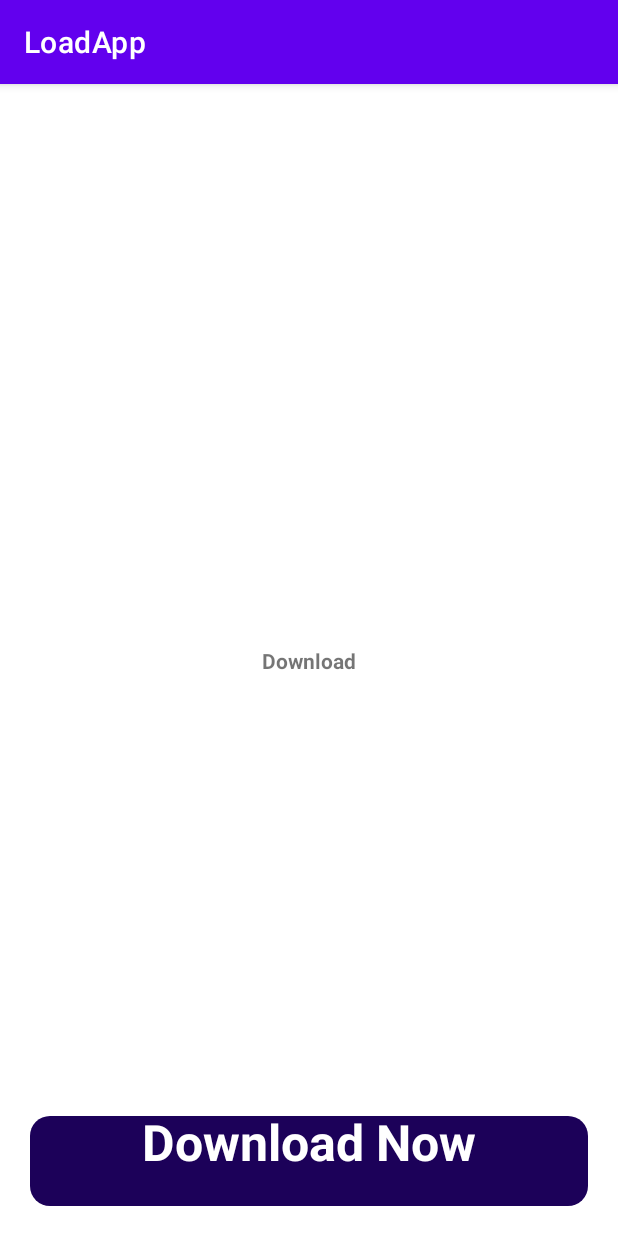
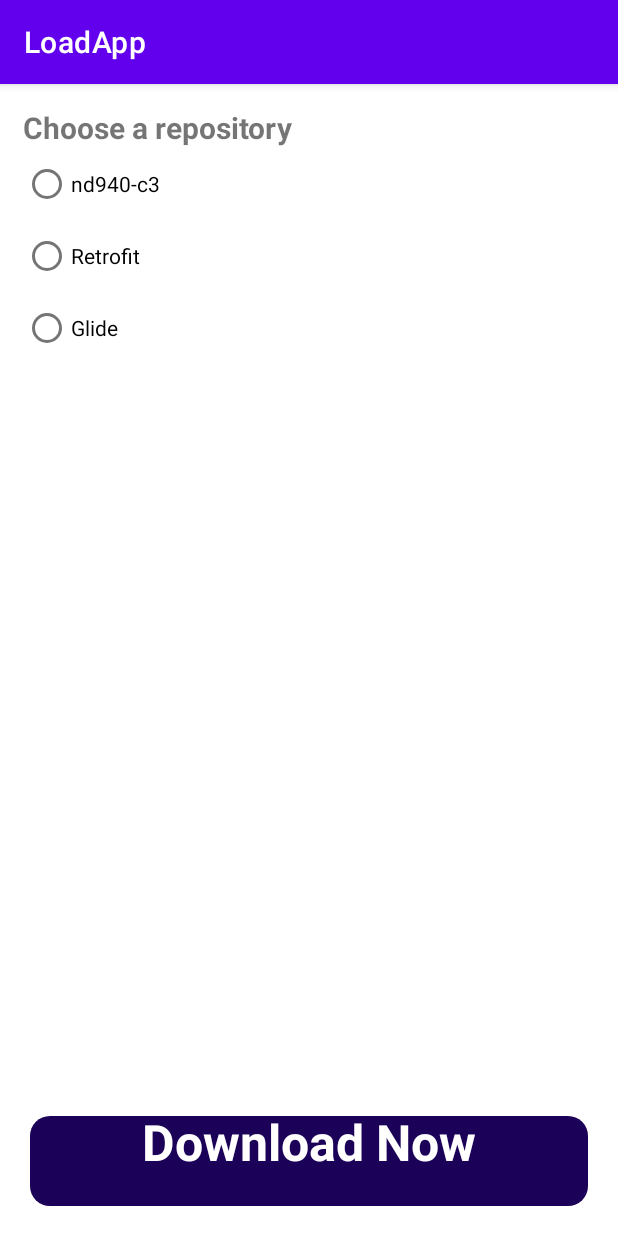
Before and after one commit to mohamedalaa4j/LoadApp, an Android app: the screen it shows after launch (MainActivity), after a tap on an icon or button, on a phone screen of 412 x 824 dp. Run offline under Robolectric (Android 15) with nearby library versions, the phone set to English and light mode, and no system bars; our stand-ins replace data binding.

Commit message:
LoadingButton all states managed & repositories radionGroub added

```diff
--- a/app/src/main/java/com/mohamedalaa4j/loadapp/LoadingButton.kt
+++ b/app/src/main/java/com/mohamedalaa4j/loadapp/LoadingButton.kt
@@ -21,6 +21,7 @@ class LoadingButton @JvmOverloads constructor(context: Context, attrs: Attribute
     var labelText = context.getString(R.string.download)
 
     private val valueAnimator = ValueAnimator()
+
     var buttonState: ButtonState by Delegates.observable(ButtonState.Completed) { _, _, new ->
         when (new) {
             ButtonState.Clicked -> {
@@ -32,8 +33,13 @@ class LoadingButton @JvmOverloads constructor(context: Context, attrs: Attribute
             }
 
             ButtonState.Completed -> {
+                labelText = context.getString(R.string.done)
+                invalidate()
+            }
+
+            ButtonState.AnotherDownload -> {
                 progressPercentage = 0.0
-                labelText = context.getString(R.string.done)
+                labelText = context.getString(R.string.download)
                 invalidate()
             }
         }
@@ -57,27 +63,12 @@ class LoadingButton @JvmOverloads constructor(context: Context, attrs: Attribute
 
     }
 
-    override fun performClick(): Boolean {
-        if (super.performClick()) return true
-
-        invalidate()
-
-        return true
-    }
-
-    override fun onSizeChanged(w: Int, h: Int, oldw: Int, oldh: Int) {
-        super.onSizeChanged(w, h, oldw, oldh)
-//        progressPercentage = 0.0
-    }
-
-
     override fun onDraw(canvas: Canvas?) {
         super.onDraw(canvas)
 
         drawBackground(canvas!!)
         drawProgress(canvas)
         drawText(canvas)
-
     }
 
 
@@ -121,4 +112,5 @@ sealed class ButtonState {
     object Clicked : ButtonState()
     object Loading : ButtonState()
     object Completed : ButtonState()
+    object AnotherDownload : ButtonState()
 }
--- a/app/src/main/java/com/mohamedalaa4j/loadapp/MainActivity.kt
+++ b/app/src/main/java/com/mohamedalaa4j/loadapp/MainActivity.kt
@@ -18,6 +18,7 @@ import kotlinx.coroutines.launch
 class MainActivity : AppCompatActivity() {
     private lateinit var binding: ActivityMainBinding
 
+    private lateinit var repoUrl: String
     private var downloadID: Long = 0
     private var downloading = false
 
@@ -28,15 +29,38 @@ class MainActivity : AppCompatActivity() {
 
         binding.customButton.setOnClickListener {
 
-            lifecycleScope.launch(Dispatchers.IO) {
-                download()
+            if (binding.rbNd940C3.isChecked || binding.rbRetrofit.isChecked || binding.rbGlide.isChecked) {
+                lifecycleScope.launch(Dispatchers.IO) {
+                    download()
+                }
+            } else {
+                Toast.makeText(this, getString(R.string.choose_a_repository), Toast.LENGTH_SHORT).show()
             }
         }
+
+        binding.radioGroup.setOnCheckedChangeListener { _, id ->
+            when (id) {
+                R.id.rbNd940_c3 -> {
+                    repoUrl = ND940U_URL
+                    binding.customButton.buttonState = ButtonState.AnotherDownload
+                }
+                R.id.rbRetrofit -> {
+                    repoUrl = RETROFIT_URL
+                    binding.customButton.buttonState = ButtonState.AnotherDownload
+                }
+                R.id.rbGlide -> {
+                    repoUrl = GLIDE_URL
+                    binding.customButton.buttonState = ButtonState.AnotherDownload
+                }
+
+            }
+        }
+
 
     }
 
     private fun download() {
-        val request = DownloadManager.Request(Uri.parse(GLIDE_URL))
+        val request = DownloadManager.Request(Uri.parse(repoUrl))
             .setTitle(getString(R.string.app_name))
             .setDescription(getString(R.string.app_description))
             .setRequiresCharging(false)
@@ -65,7 +89,6 @@ class MainActivity : AppCompatActivity() {
             if (progress >= 0L) {
                 binding.customButton.progressPercentage = progress.toDouble() / 100
                 binding.customButton.buttonState = ButtonState.Loading
-                Log.e("progress", progress.toString())
             }
 
             if (cursor.getInt(cursor.getColumnIndexOrThrow(DownloadManager.COLUMN_STATUS)) == DownloadManager.STATUS_SUCCESSFUL) {
@@ -79,7 +102,6 @@ class MainActivity : AppCompatActivity() {
             val id = intent?.getLongExtra(DownloadManager.EXTRA_DOWNLOAD_ID, -1)
 
             if (id == downloadID) {
-//                Toast.makeText(context, "Download Completed", Toast.LENGTH_SHORT).show()
                 binding.customButton.buttonState = ButtonState.Completed
             }
         }
--- a/app/src/main/res/layout/activity_main.xml
+++ b/app/src/main/res/layout/activity_main.xml
@@ -8,16 +8,44 @@
         android:layout_height="match_parent"
         tools:context=".MainActivity">
 
-        <TextView
-            android:id="@+id/tvDownload"
-            android:layout_width="wrap_content"
+        <RadioGroup
+            android:id="@+id/radioGroup"
+            android:layout_width="match_parent"
             android:layout_height="wrap_content"
-            android:text="Download"
-            android:textStyle="bold"
-            app:layout_constraintBottom_toBottomOf="parent"
+            android:padding="15dp"
             app:layout_constraintEnd_toEndOf="parent"
             app:layout_constraintStart_toStartOf="parent"
-            app:layout_constraintTop_toTopOf="parent" />
+            app:layout_constraintTop_toTopOf="parent">
+
+            <TextView
+                android:id="@+id/tvTitle"
+                android:layout_width="match_parent"
+                android:layout_height="wrap_content"
+                android:textSize="20sp"
+                android:text="@string/choose_a_repository"
+                android:textStyle="bold" />
+
+            <RadioButton
+                android:id="@+id/rbNd940_c3"
+                android:layout_width="wrap_content"
+                android:layout_height="wrap_content"
+                android:text="@string/nd940_c3"
+                />
+
+            <RadioButton
+                android:id="@+id/rbRetrofit"
+                android:layout_width="wrap_content"
+                android:layout_height="wrap_content"
+                android:text="@string/retrofit"
+                />
+
+            <RadioButton
+                android:id="@+id/rbGlide"
+                android:layout_width="wrap_content"
+                android:layout_height="wrap_content"
+                android:text="@string/glide" />
+
+        </RadioGroup>
 
         <com.mohamedalaa4j.loadapp.LoadingButton
             android:id="@+id/custom_button"
@@ -27,21 +55,7 @@
             app:layout_constraintBottom_toBottomOf="parent"
             app:layout_constraintEnd_toEndOf="parent"
             app:layout_constraintStart_toStartOf="parent"
-            app:progress="20"
-            />
-
-        <ProgressBar
-            android:id="@+id/progressBar"
-            style="?android:attr/progressBarStyleHorizontal"
-            android:layout_width="wrap_content"
-            android:layout_height="wrap_content"
-            android:indeterminate="false"
-            android:minWidth="300dp"
-            android:minHeight="50dp"
-            android:visibility="gone"
-            app:layout_constraintBottom_toBottomOf="parent"
-            app:layout_constraintEnd_toEndOf="parent"
-            app:layout_constraintStart_toStartOf="parent" />
+            app:progress="20" />
 
     </androidx.constraintlayout.widget.ConstraintLayout>
 </layout>
--- a/app/src/main/res/values/strings.xml
+++ b/app/src/main/res/values/strings.xml
@@ -14,4 +14,12 @@
     <string name="done">Done!</string>
     <string name="button_loading">We are loading </string>
     <string name="title_activity_detail">DetailActivity</string>
+
+    <string name="choose_a_repository">Choose a repository</string>
+
+    <string name="nd940_c3">nd940-c3</string>
+    <string name="retrofit">Retrofit</string>
+    <string name="glide">Glide</string>
+
+
 </resources>
```
